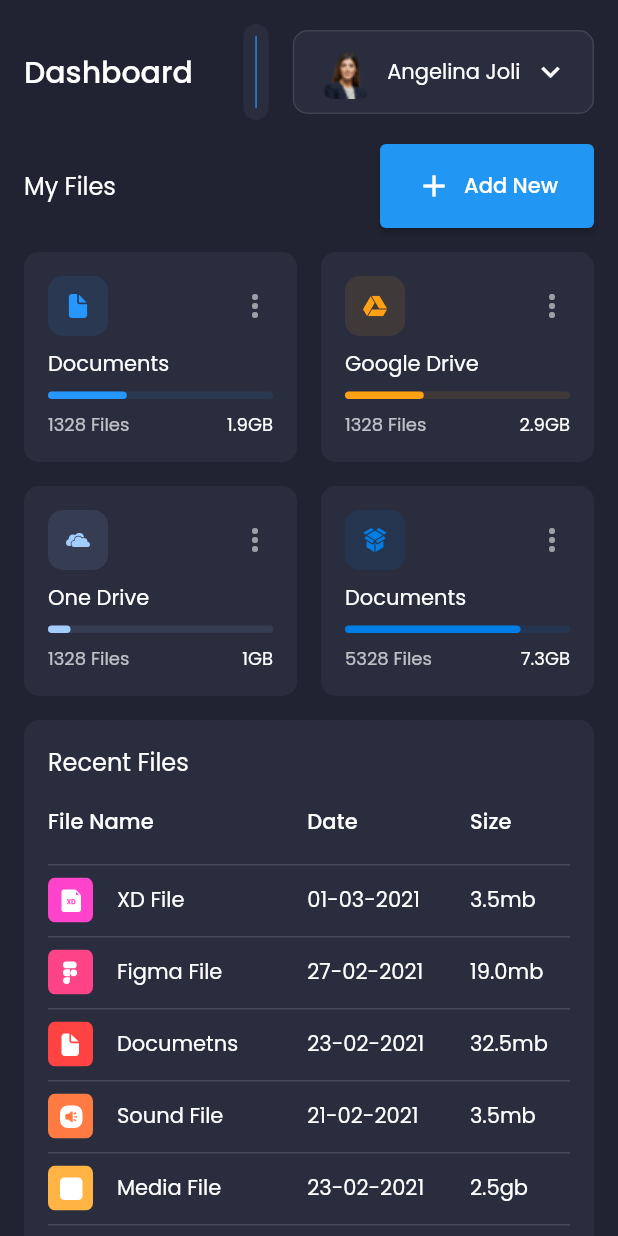
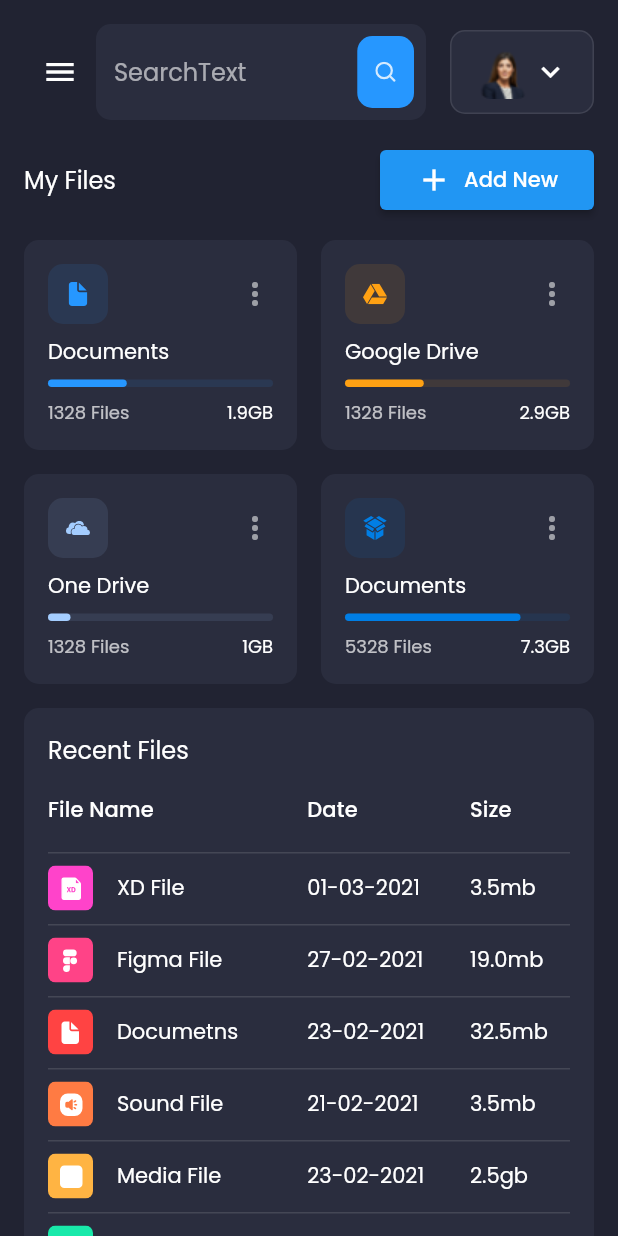
Before and after one commit to nick45chen/Responsive-Dashboard---Flutter, a Flutter app: the screen it shows after launch, on a phone screen of 412 x 824 dp. Run offline on Flutter 3.47's test engine with Material 2 defaults, Android fonts, the phone set to English and light mode, and no system bars; our stand-ins replace fl_chart, flutter_svg, google_fonts.

Commit message:
update to responsive screen size

```diff
--- a/lib/main.dart
+++ b/lib/main.dart
@@ -1,7 +1,9 @@
 import 'package:admin/constants.dart';
+import 'package:admin/controllers/MenuController.dart';
 import 'package:admin/screens/main/main_screen.dart';
 import 'package:flutter/material.dart';
 import 'package:google_fonts/google_fonts.dart';
+import 'package:provider/provider.dart';
 
 void main() {
   runApp(MyApp());
@@ -20,7 +22,14 @@ class MyApp extends StatelessWidget {
             .apply(bodyColor: Colors.white),
         canvasColor: secondaryColor,
       ),
-      home: MainScreen(),
+      home: MultiProvider(
+        providers: [
+          ChangeNotifierProvider(
+            create: (context) => MenuController(),
+          ),
+        ],
+        child: MainScreen(),
+      ),
     );
   }
 }
--- a/lib/screens/dashboard/components/header.dart
+++ b/lib/screens/dashboard/components/header.dart
@@ -1,5 +1,8 @@
+import 'package:admin/controllers/MenuController.dart';
+import 'package:admin/responsive.dart';
 import 'package:flutter/material.dart';
 import 'package:flutter_svg/svg.dart';
+import 'package:provider/provider.dart';
 
 import '../../../constants.dart';
 
@@ -12,11 +15,18 @@ class Header extends StatelessWidget {
   Widget build(BuildContext context) {
     return Row(
       children: [
+        if (!Responsive.isDesktop(context))
+          IconButton(
+            icon: Icon(Icons.menu),
+            onPressed: context.read<MenuController>().controlMenu,
+          ),
+        if (!Responsive.isMobile(context))
           Text(
             "Dashboard",
             style: Theme.of(context).textTheme.headline6,
           ),
-        Spacer(flex: 2),
+        if (!Responsive.isMobile(context))
+          Spacer(flex: Responsive.isDesktop(context) ? 2 : 1),
         Expanded(child: SearchField()),
         ProfileCard(),
       ],
@@ -48,8 +58,10 @@ class ProfileCard extends StatelessWidget {
             'assets/images/profile_pic.png',
             height: 38,
           ),
+          if (!Responsive.isMobile(context))
             Padding(
-            padding: const EdgeInsets.symmetric(horizontal: defaultPadding / 2),
+              padding:
+                  const EdgeInsets.symmetric(horizontal: defaultPadding / 2),
               child: Text('Angelina Joli'),
             ),
           Icon(Icons.keyboard_arrow_down),
--- a/lib/screens/dashboard/components/my_files.dart
+++ b/lib/screens/dashboard/components/my_files.dart
@@ -27,7 +27,8 @@ class MyFiles extends StatelessWidget {
               style: TextButton.styleFrom(
                 padding: EdgeInsets.symmetric(
                   horizontal: defaultPadding * 1.5,
-                  vertical: defaultPadding,
+                  vertical:
+                      defaultPadding / (Responsive.isMobile(context) ? 2 : 1),
                 ),
               ),
               onPressed: () {},
--- a/lib/screens/main/main_screen.dart
+++ b/lib/screens/main/main_screen.dart
@@ -1,6 +1,8 @@
+import 'package:admin/controllers/MenuController.dart';
 import 'package:admin/responsive.dart';
 import 'package:admin/screens/dashboard/dashboard_screen.dart';
 import 'package:flutter/material.dart';
+import 'package:provider/provider.dart';
 
 import 'components/side_menu.dart';
 
@@ -8,6 +10,8 @@ class MainScreen extends StatelessWidget {
   @override
   Widget build(BuildContext context) {
     return Scaffold(
+      key: context.read<MenuController>().scaffoldKey,
+      drawer: SideMenu(),
       body: SafeArea(
         child: Row(
           crossAxisAlignment: CrossAxisAlignment.start,
```
Lines whose indentation alone changed are shown as unchanged.
